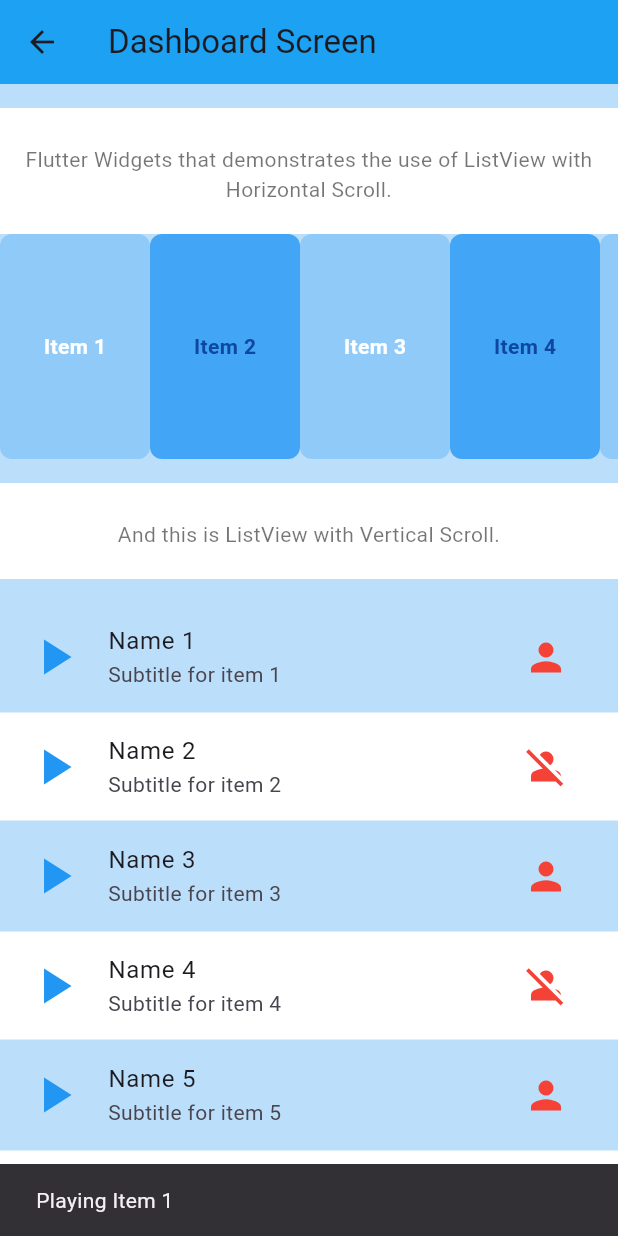
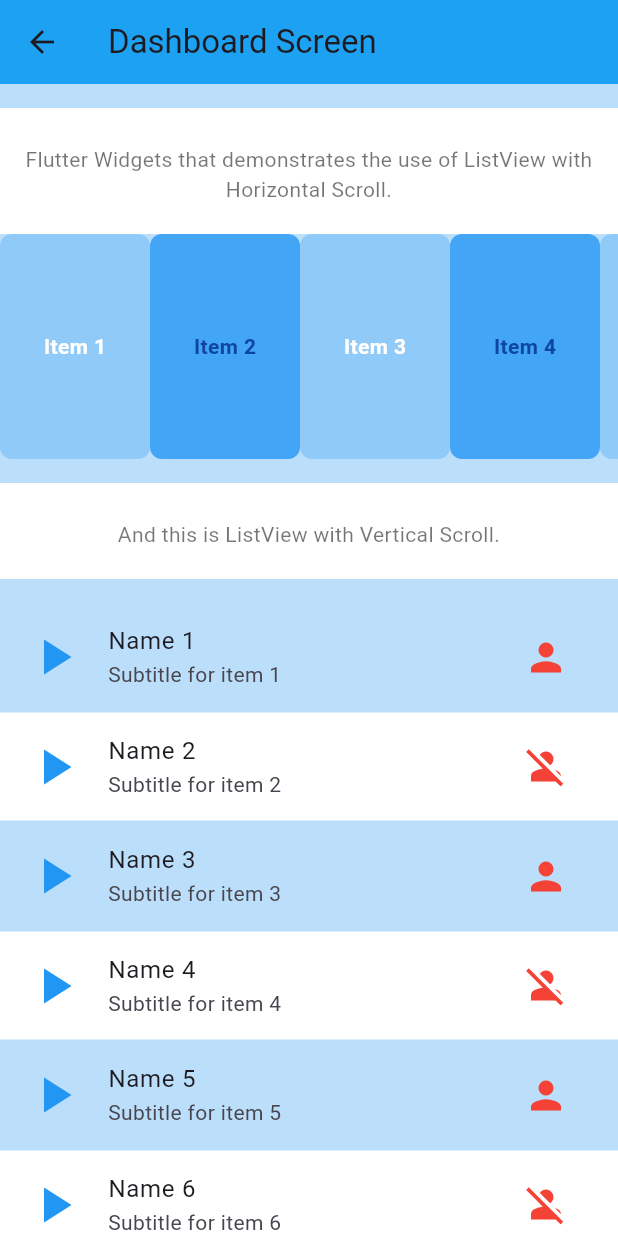
Before and after one commit to mrkrynbltr/flutter_widget, a Flutter app: the DashboardScreen screen opened directly, after a tap on the "person" icon, on a phone screen of 412 x 824 dp. Run offline on Flutter 3.47's test engine with Material 3 defaults, Android fonts, the phone set to English and light mode, and no system bars; our stand-ins replace just_audio, palette_generator; missing offline and left inert: audio_session; network calls fail.

Commit message:
Update dashboard_screen.dart

```diff
--- a/lib/screens/dashboard/dashboard_screen.dart
+++ b/lib/screens/dashboard/dashboard_screen.dart
@@ -107,23 +107,8 @@ class DashboardScreen extends StatelessWidget {
                   size: 30,
                   ),
                 ),
-                onPressed: () {
-                ScaffoldMessenger.of(context).showSnackBar(
-                SnackBar(
-                content: Text('Playing Item ${index + 1}'),
-                duration: const Duration(seconds: 1),
+                onPressed: () {},
                 ),
-                );
-                },
-                ),
-                onTap: () {
-                ScaffoldMessenger.of(context).showSnackBar(
-                SnackBar(
-                content: Text('Selected Item ${index + 1}'),
-                duration: const Duration(seconds: 1),
-                ),
-                );
-                },
                 ),
                 );
                 },
```
